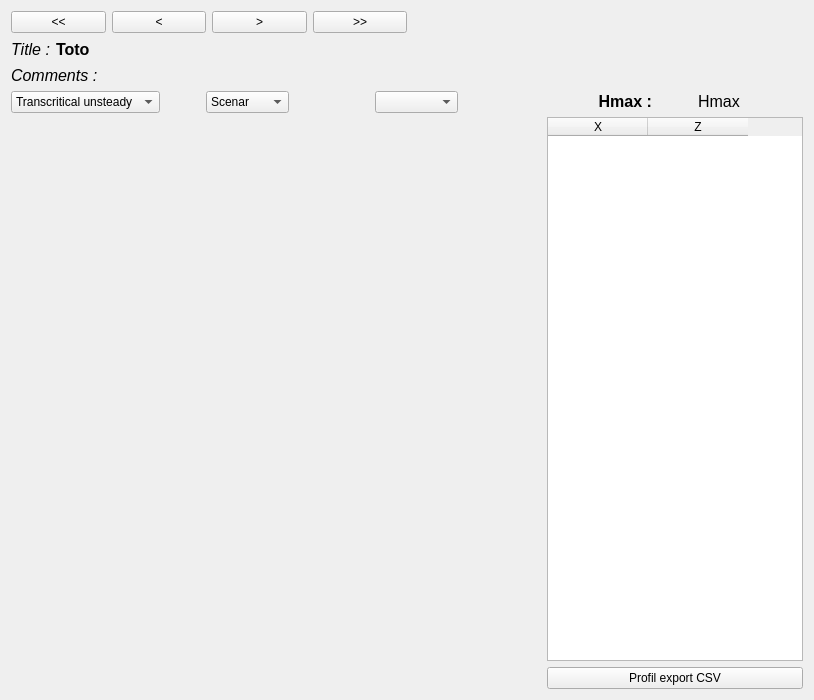
Artelia/Mascaret, file ui/graphProfilRes.ui: the form before one commit.
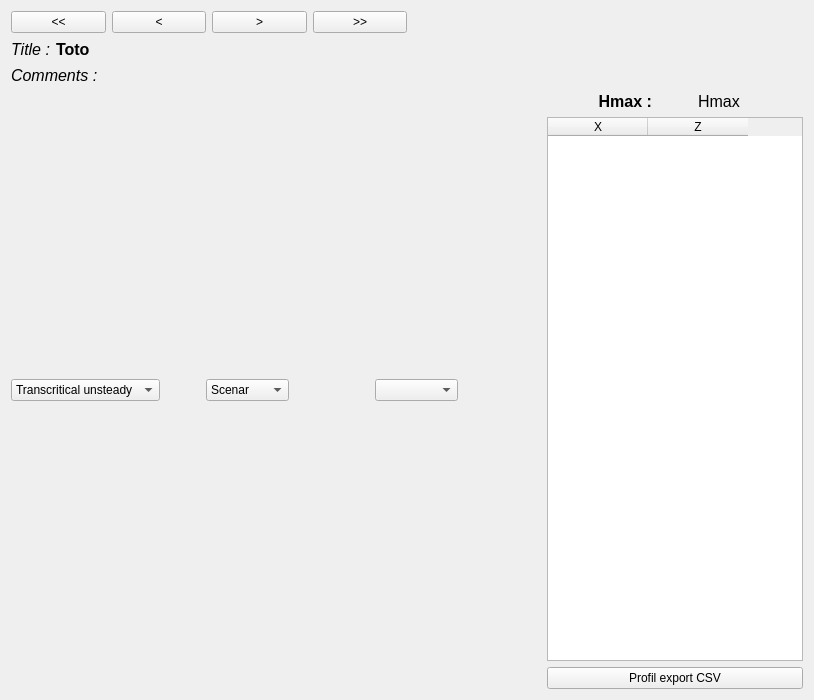
The form after the commit.

The edit to the form file:
```diff
--- a/ui/graphProfilRes.ui
+++ b/ui/graphProfilRes.ui
@@ -308,17 +308,7 @@
           </layout>
          </item>
          <item>
-          <widget class="QWidget" name="widget_figure" native="true">
-           <property name="sizePolicy">
-            <sizepolicy hsizetype="Expanding" vsizetype="Expanding">
-             <horstretch>0</horstretch>
-             <verstretch>0</verstretch>
-            </sizepolicy>
-           </property>
-          </widget>
-         </item>
-         <item>
-          <widget class="QWidget" name="widget_toolsbar" native="true"/>
+          <layout class="QVBoxLayout" name="widget_figure"/>
          </item>
         </layout>
        </item>
```
